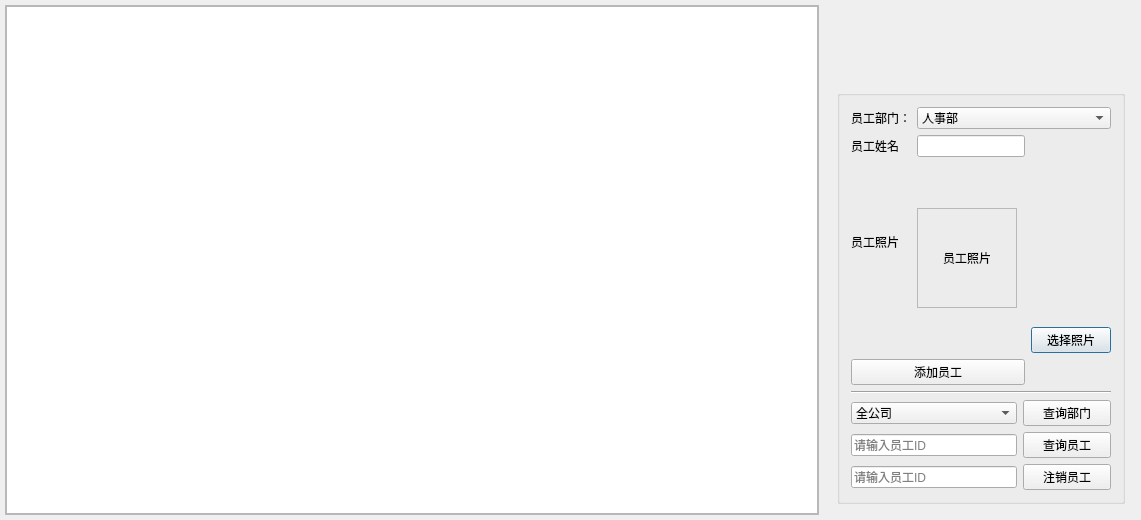
This is QtQQServer/QtQQServer.ui in BloomingLily7/Qt as Qt 5 draws it before an edit. The edited form follows.
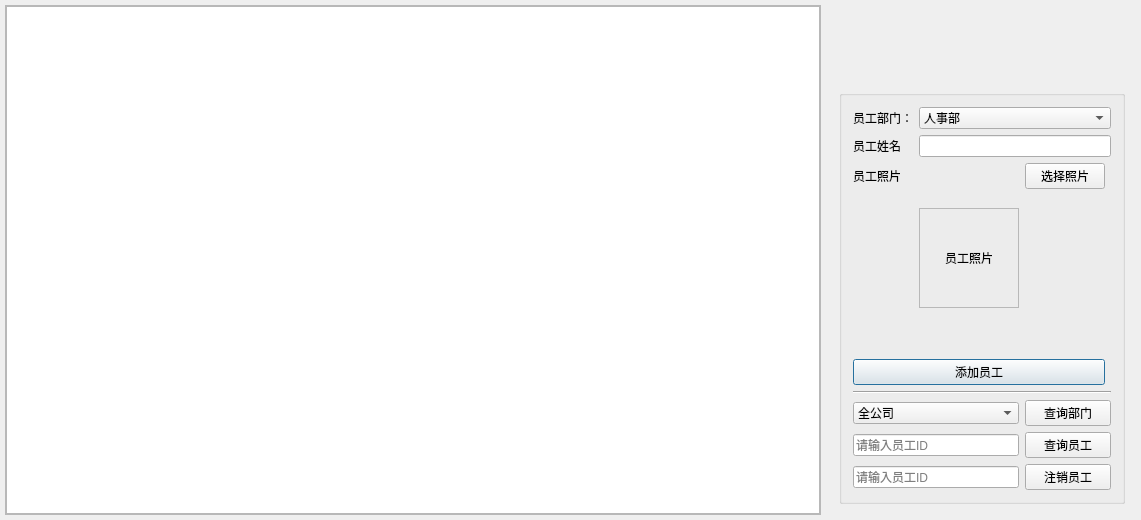
This is the edited form. Icons and pictures are not drawn.

```diff
--- a/QtQQServer/QtQQServer.ui
+++ b/QtQQServer/QtQQServer.ui
@@ -51,7 +51,7 @@
        <rect>
         <x>0</x>
         <y>0</y>
-        <width>805</width>
+        <width>831</width>
         <height>508</height>
        </rect>
       </property>
@@ -171,9 +171,6 @@
            </property>
           </widget>
          </item>
-         <item row="1" column="1" colspan="2">
-          <widget class="QLineEdit" name="employeeNameEdit"/>
-         </item>
          <item row="2" column="0">
           <widget class="QLabel" name="label_4">
            <property name="text">
@@ -209,13 +206,6 @@
            </property>
           </widget>
          </item>
-         <item row="3" column="3">
-          <widget class="QPushButton" name="selectPictureBtn">
-           <property name="text">
-            <string>选择照片</string>
-           </property>
-          </widget>
-         </item>
          <item row="4" column="0" colspan="3">
           <widget class="QPushButton" name="addEmployeeBtn">
            <property name="text">
@@ -289,6 +279,16 @@
            </property>
           </widget>
          </item>
+         <item row="1" column="1" colspan="3">
+          <widget class="QLineEdit" name="employeeNameEdit"/>
+         </item>
+         <item row="2" column="2">
+          <widget class="QPushButton" name="selectPictureBtn">
+           <property name="text">
+            <string>选择照片</string>
+           </property>
+          </widget>
+         </item>
         </layout>
        </widget>
       </item>
```
